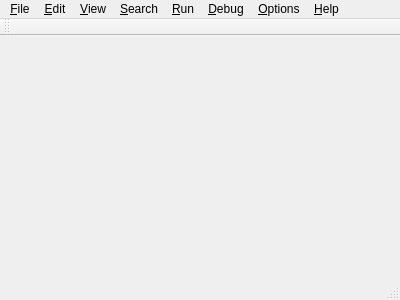
First picture: the form in kahlua/kahluaide.ui, repository ne0ndrag0n/qLua, before the edit.
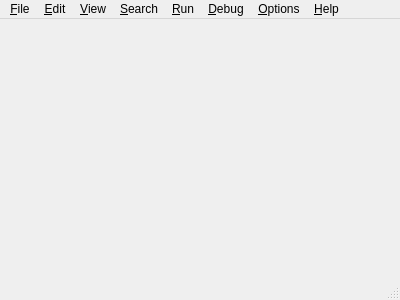
Second picture: the form after the edit.

Commit message: Remove toolbar

What changed in the file:
```diff
--- a/kahlua/kahluaide.ui
+++ b/kahlua/kahluaide.ui
@@ -112,14 +112,6 @@
    <addaction name="menu_Options"/>
    <addaction name="menu_Help"/>
   </widget>
-  <widget class="QToolBar" name="mainToolBar">
-   <attribute name="toolBarArea">
-    <enum>TopToolBarArea</enum>
-   </attribute>
-   <attribute name="toolBarBreak">
-    <bool>false</bool>
-   </attribute>
-  </widget>
   <widget class="QStatusBar" name="statusBar"/>
   <action name="action_New">
    <property name="text">
```
Left out of the diff: 2 changed lines with no effect on the pictures.
